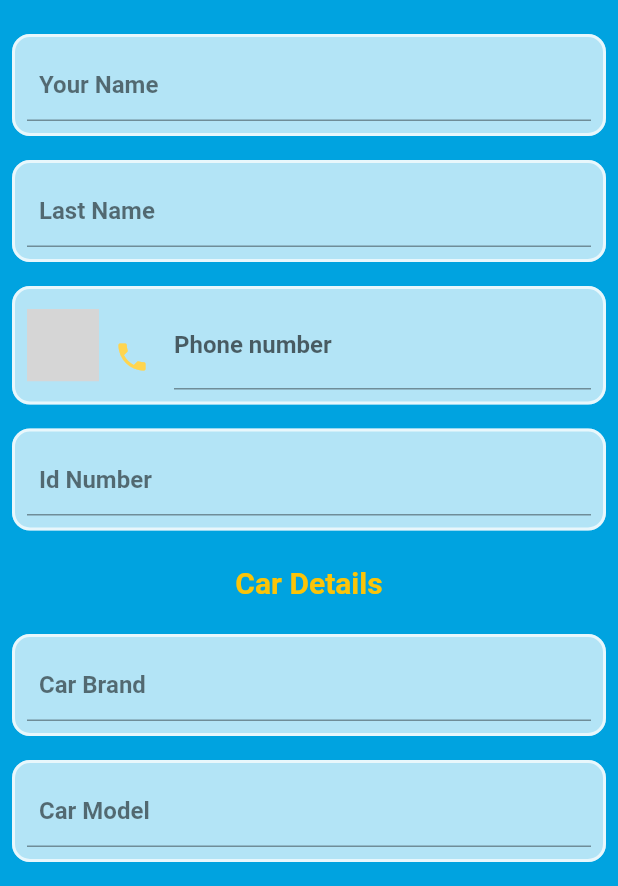
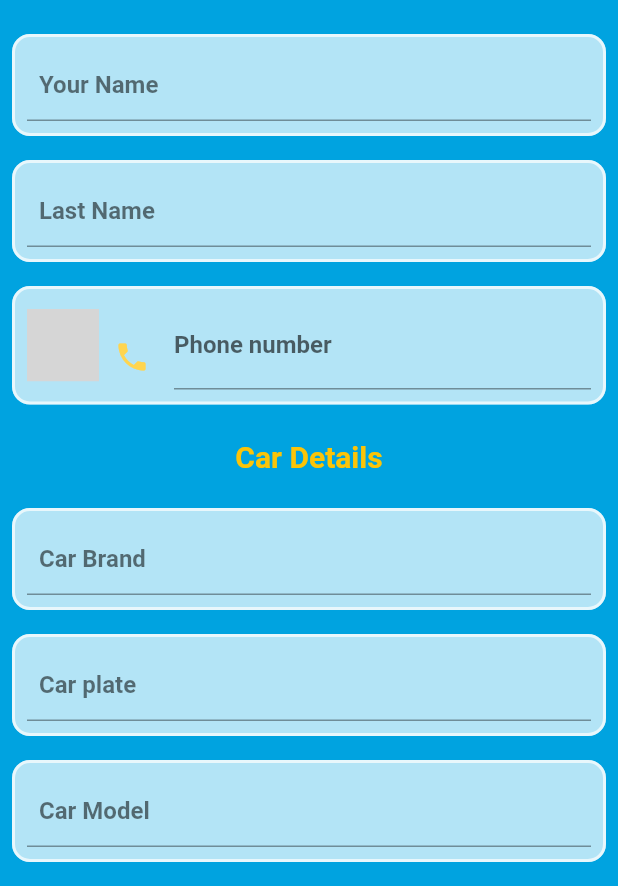
Before and after one commit to MohamadKattan/driver, a Flutter app: the DriverInfoScreen screen opened directly, on a phone screen of 412 x 824 dp, the part 350-1236 px from its top. Run offline on Flutter 3.47's test engine with Material 2 defaults, Android fonts, the phone set to English and light mode, and no system bars; our stand-ins replace assets_audio_player, audioplayers, cached_network_image, circular_countdown_timer, firebase_auth, firebase_core and 14 more; missing offline and left inert: awesome_card, country_list_pick, dart_ipify, flutter_geofire, flutter_mapbox_navigation, flutter_polyline_points and 2 more; accounts and stored records are empty; generated files the repository leaves out were written again; project files that could hold a hidden picture were left out; grey boxes are pictures that could not be loaded.

Commit message:
20/8/2022

```diff
--- a/lib/l10n/app_ar.arb
+++ b/lib/l10n/app_ar.arb
@@ -31,7 +31,7 @@
   "driverInfo": "معلومات السائق",
   "yourName": "الإسم",
    "lastName": "الكنية",
-  "idNumber": "رقم الهوية",
+  "idNumber": "لوحة السيارة",
  "carDetails": "تفاصيل السيارة",
   "carBrand": "ماركة السيارة",
  "carModel": "طراز السيارة",
@@ -136,7 +136,7 @@
   "activeAccountDon": "تنشيط حسابك. انقر فوق الزر أدناه أو أغلق التطبيق وأعد فتحه مرة أخرى لتتمكن من استخدام التطبيق",
   "active": "تفعيل",
   "wait":"أرجو الإنتظار...  ",
-  "del": "حذف",
+  "del": "حذف الحساب",
   "delDon": "تم الحذف بنجاح",
   "youCanExit": "يمكنك الخروج من التطبيق",
   "clickHere": "انقر هنا لقبول هذا الطلب",
--- a/lib/l10n/app_en.arb
+++ b/lib/l10n/app_en.arb
@@ -128,7 +128,7 @@
               "@lastName": {
                   "description": "Last Name"
        },
- "idNumber": "Id Number",
+ "idNumber": "Car plate",
               "@idNumber": {
                   "description": "Id Number"
        },
@@ -561,7 +561,7 @@
   "@wait": {
     "description": "Activate"
   },
-  "del": "Delete",
+  "del": "Delete account",
   "@del": {
     "description": "Delete"
   },
--- a/lib/l10n/app_tr.arb
+++ b/lib/l10n/app_tr.arb
@@ -31,7 +31,7 @@
   "driverInfo": "Sürücü Bilgileri",
  "yourName": "Adınız",
  "lastName": "Soyadı",
- "idNumber": "Kimlik Numarası",
+ "idNumber": "Araç plakası",
 "carDetails": "Araba Detayları",
   "carBrand": "Araba markası",
  "carModel": "Araba model yılı",
@@ -126,7 +126,7 @@
   "background": "GarantiTaxi Driver Uygulaması, daha fazla müşteri siparişi alma şansı için uygulama kapalıyken veya kullanımda değilken bile konumunuzun tanımlanmasını sağlamak için konum verilerini toplar.",
   "dataScuer": "2_ Sizden topladığımız tüm veriler son derece güvenli ve tamamen şifrelidir ve kimseyle paylaşılamaz.",
   "approval": "onay",
-  "noApproval": "onay değil",
+  "noApproval": "iptal",
   "fullDay": "Tam gün yaklaşık 10 saat turizm gezisi",
   "ini": "İçinde",
   "tokenUesd": "Bu Hesap daha önce başka bir cihazda kullanıldı",
@@ -136,7 +136,7 @@
   "activeAccountDon": "Hesabınızı Etkinleştirdi. uygulamayı kullanabilmek için aşağıdaki düğmeyi tıklayın veya uygulamayı kapatın ve yeniden açın",
   "active": "etkinleştir",
   "wait": "Lütfen bekle ...",
-  "del": "Silmek",
+  "del": "Hesabı sil",
   "delDon": "Silme başarılı",
   "youCanExit": "Uygulamadan Çıkabilirsiniz",
   "clickHere": "bu siparişi kabul etmek için buraya tıklayın",
--- a/lib/model/driverInfo.dart
+++ b/lib/model/driverInfo.dart
@@ -18,6 +18,7 @@ class DriverInfo {
   late int exPlan;
   late bool update;
   late String tok;
+  late String ip;
   DriverInfo(
       this.userId,
       this.country,
@@ -35,11 +36,12 @@ class DriverInfo {
       this.earning,
       this.exPlan,
       this.update,
-      this.tok
-      // this.history
+      this.tok,
+      this.ip
       );
   DriverInfo.fromMap(Map<String, dynamic> map) {
     userId = map["userId"];
+    ip=map["ip"];
     status = map["status"];
     country = map["country"];
     exPlan = map["exPlan"];
--- a/lib/my_provider/driver_model_provider.dart
+++ b/lib/my_provider/driver_model_provider.dart
@@ -4,7 +4,7 @@ import 'package:driver/model/driverInfo.dart';
 import 'package:flutter/cupertino.dart';
 
 class DriverInfoModelProvider extends ChangeNotifier {
-  late DriverInfo driverInfo = DriverInfo("","","","","","","","","","","","","","",0,false,"");
+  late DriverInfo driverInfo = DriverInfo("","","","","","","","","","","","","","",0,false,"","0");
   void updateDriverInfo(DriverInfo driver){
     driverInfo = driver;
     notifyListeners();
--- a/lib/user_screen/driverInfo_screen.dart
+++ b/lib/user_screen/driverInfo_screen.dart
@@ -44,7 +44,7 @@ class _DriverInfoScreenState extends State<DriverInfoScreen> {
         onTap: () => FocusScope.of(context).requestFocus(FocusNode()),
         child: SafeArea(
           child: Scaffold(
-            backgroundColor:const Color(0xFF00A3E0),
+            backgroundColor: const Color(0xFF00A3E0),
             body: Stack(
               children: [
                 SingleChildScrollView(
@@ -67,7 +67,7 @@ class _DriverInfoScreenState extends State<DriverInfoScreen> {
                                   fontWeight: FontWeight.bold,
                                   color: Color(0xFFFBC408)))),
                       CustomTextField().customTextField(
-                        lenNumber: 11,
+                          lenNumber: 11,
                           controller: DriverInfoScreen.name,
                           keyboardType: TextInputType.name,
                           decoration: InputDecoration(
@@ -77,7 +77,7 @@ class _DriverInfoScreenState extends State<DriverInfoScreen> {
                             contentPadding: const EdgeInsets.all(8.0),
                           )),
                       CustomTextField().customTextField(
-                        lenNumber: 11,
+                          lenNumber: 11,
                           controller: DriverInfoScreen.lastName,
                           keyboardType: TextInputType.name,
                           decoration: InputDecoration(
@@ -92,8 +92,8 @@ class _DriverInfoScreenState extends State<DriverInfoScreen> {
                         decoration: BoxDecoration(
                             color: Colors.white70,
                             borderRadius: BorderRadius.circular(12.0),
-                            border: Border.all(width: 2.0,color: Colors.white70)
-                        ),
+                            border:
+                                Border.all(width: 2.0, color: Colors.white70)),
                         child: Row(
                           crossAxisAlignment: CrossAxisAlignment.center,
                           mainAxisAlignment: MainAxisAlignment.start,
@@ -114,8 +114,7 @@ class _DriverInfoScreenState extends State<DriverInfoScreen> {
                                   alphabetSelectedBackgroundColor:
                                       const Color(0xFFFFD54F),
                                   alphabetTextColor: Colors.deepOrange,
-                                  alphabetSelectedTextColor:
-                                      Colors.deepPurple,
+                                  alphabetSelectedTextColor: Colors.deepPurple,
                                 ),
                                 initialSelection: resultCodeCon,
                                 onChanged: (CountryCode? code) {
@@ -152,16 +151,6 @@ class _DriverInfoScreenState extends State<DriverInfoScreen> {
                           ],
                         ),
                       ),
-                      CustomTextField().customTextField(
-                        lenNumber: 11,
-                          controller: DriverInfoScreen.idNo,
-                          keyboardType: TextInputType.number,
-                          decoration: InputDecoration(
-                            hintText: AppLocalizations.of(context)!.idNumber,
-                            hintStyle: const TextStyle(
-                                color: Colors.black54, fontSize: 16),
-                            contentPadding: const EdgeInsets.all(8.0),
-                          )),
                       Padding(
                         padding: const EdgeInsets.all(15.0),
                         child: Text(AppLocalizations.of(context)!.carDetails,
@@ -181,6 +170,16 @@ class _DriverInfoScreenState extends State<DriverInfoScreen> {
                           contentPadding: const EdgeInsets.all(8.0),
                         ),
                       ),
+                      CustomTextField().customTextField(
+                          lenNumber: 11,
+                          controller: DriverInfoScreen.idNo,
+                          keyboardType: TextInputType.emailAddress,
+                          decoration: InputDecoration(
+                            hintText: AppLocalizations.of(context)!.idNumber,
+                            hintStyle: const TextStyle(
+                                color: Colors.black54, fontSize: 16),
+                            contentPadding: const EdgeInsets.all(8.0),
+                          )),
                       CustomTextField().customTextField(
                         lenNumber: 20,
                         controller: DriverInfoScreen.carModel,
@@ -212,8 +211,8 @@ class _DriverInfoScreenState extends State<DriverInfoScreen> {
                           onTap: () => checkIfTextFieldNotNull(
                               bottomSheetValue, dropBottomValue, context),
                           child: Container(
-                            height:60,
-                            width:300,
+                            height: 60,
+                            width: 300,
                             decoration: BoxDecoration(
                               color: const Color(0xFFFBC408),
                               borderRadius: BorderRadius.circular(4.0),
@@ -222,7 +221,7 @@ class _DriverInfoScreenState extends State<DriverInfoScreen> {
                                 child: Text(
                               AppLocalizations.of(context)!.next,
                               style: const TextStyle(
-                                color: Colors.white,
+                                  color: Colors.white,
                                   fontSize: 20.0,
                                   fontWeight: FontWeight.bold),
                             )),
@@ -308,7 +307,7 @@ class _DriverInfoScreenState extends State<DriverInfoScreen> {
         height: MediaQuery.of(context).size.height * 6 / 100,
         width: MediaQuery.of(context).size.width * 100,
         decoration: BoxDecoration(
-          color: Colors.white70,
+            color: Colors.white70,
             borderRadius: BorderRadius.circular(4.0),
             border: Border.all(color: const Color(0xFFFBC408), width: 2)),
         child: DropdownButtonHideUnderline(
--- a/lib/user_screen/page_view.dart
+++ b/lib/user_screen/page_view.dart
@@ -18,7 +18,7 @@ class MyPageView extends StatelessWidget {
           controller: controller,
           onPageChanged: (index) {
             if (index == 2) {
-              Future.delayed(const Duration(seconds: 3)).whenComplete(() =>
+              Future.delayed(const Duration(seconds: 6)).whenComplete(() =>
                   Navigator.push(context,
                       MaterialPageRoute(builder: (_) => const AuthScreen())));
             }
--- a/pubspec.yaml
+++ b/pubspec.yaml
@@ -15,7 +15,7 @@ publish_to: 'none' # Remove this line if you wish to publish to pub.dev
 # In iOS, build-name is used as CFBundleShortVersionString while build-number used as CFBundleVersion.
 # Read more about iOS versioning at
 # https://developer.apple.com/library/archive/documentation/General/Reference/InfoPlistKeyReference/Articles/CoreFoundationKeys.html
-version: 1.0.2+3
+version: 1.0.2+4
 
 environment:
   sdk: ">=2.16.1 <3.0.0"
```
Also changed, not shown: lib/payment/param_payment.dart (+14 -9 lines), lib/repo/auth_srv.dart (+18 -12 lines), lib/user_screen/HomeScreen.dart (+30 -4 lines), lib/user_screen/profile_screen.dart (+54 -48 lines), lib/user_screen/splash_screen.dart (+1 -6 lines), 1 other file.
